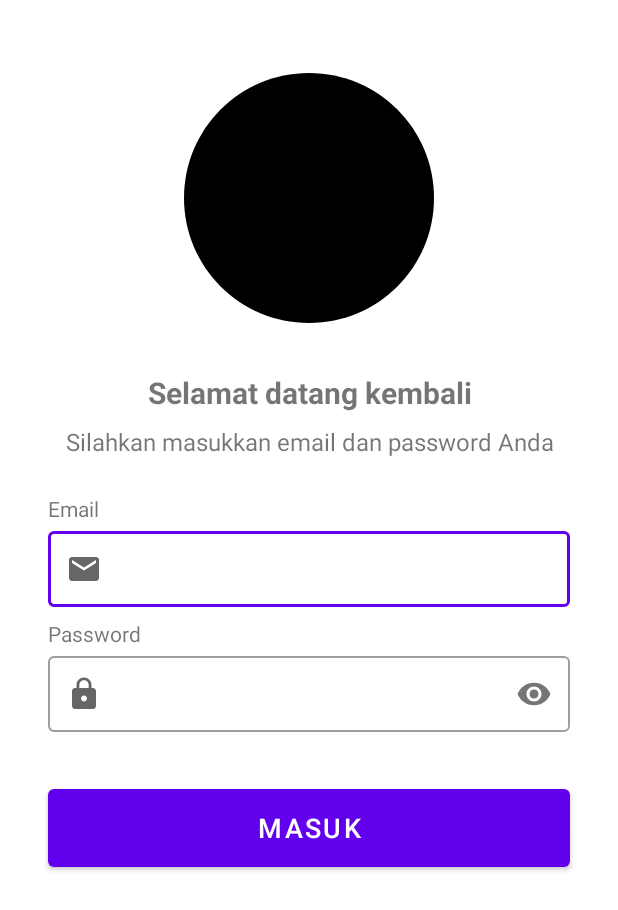
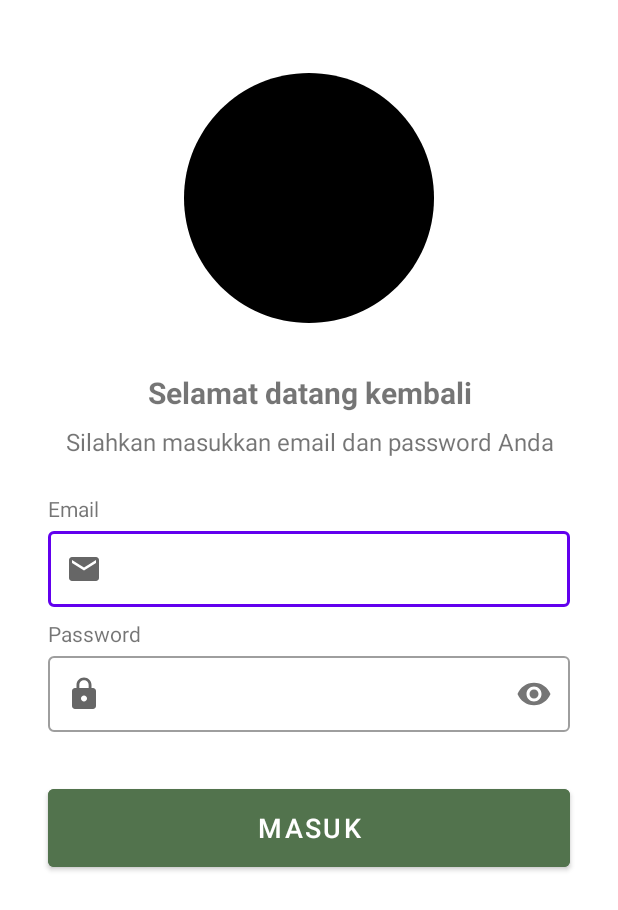
Before and after one commit to Peduli-Pangan-Bangkit-2023/Peduli-Pangan-Android, an Android app: the LoginActivity screen opened directly, with no data from a screen before it, on a phone screen of 412 x 824 dp. Shown: the top 910 px of the screen. Run offline under Robolectric (Android 15) with nearby library versions, the phone set to English and light mode, and no system bars; libraries missing offline, so code that uses them is left out: de.hdodenhof.circleimageview; 4 statements that could not run were skipped.

Commit message:
update login

```diff
--- a/app/src/main/res/layout/activity_login.xml
+++ b/app/src/main/res/layout/activity_login.xml
@@ -120,6 +120,7 @@
         android:layout_margin="32dp"
         android:text="@string/login"
         android:textSize="18sp"
+        android:backgroundTint="@color/dark_green"
         app:layout_constraintStart_toStartOf="parent"
         app:layout_constraintEnd_toEndOf="parent"
         app:layout_constraintTop_toBottomOf="@id/til_password" />
```
